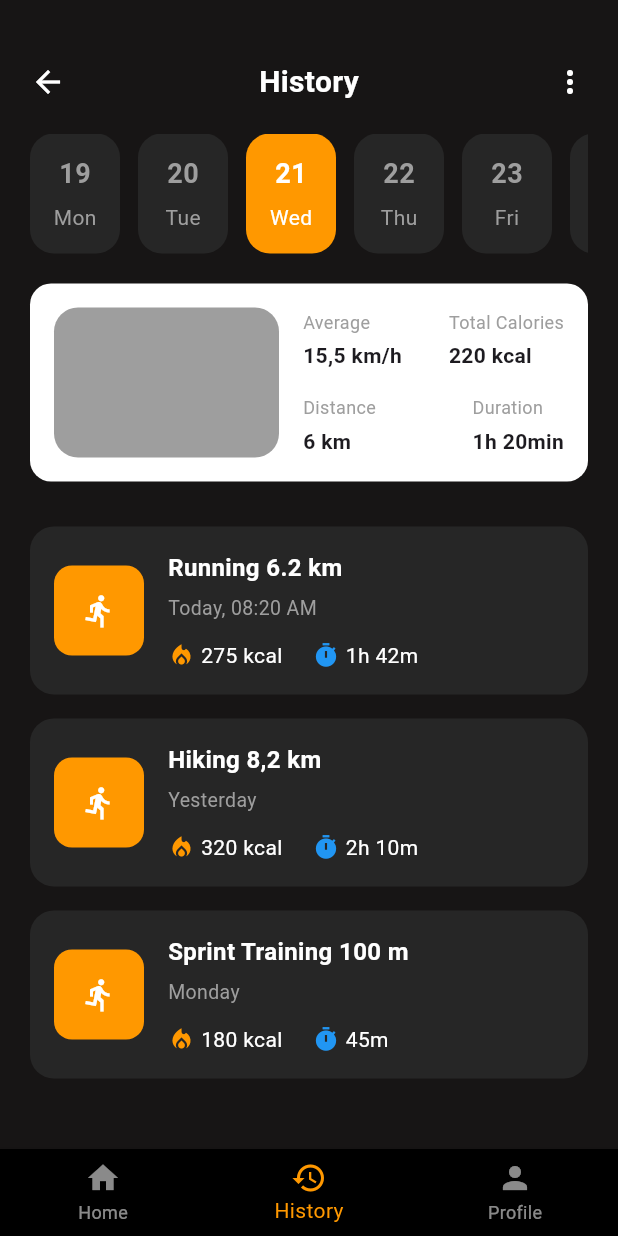
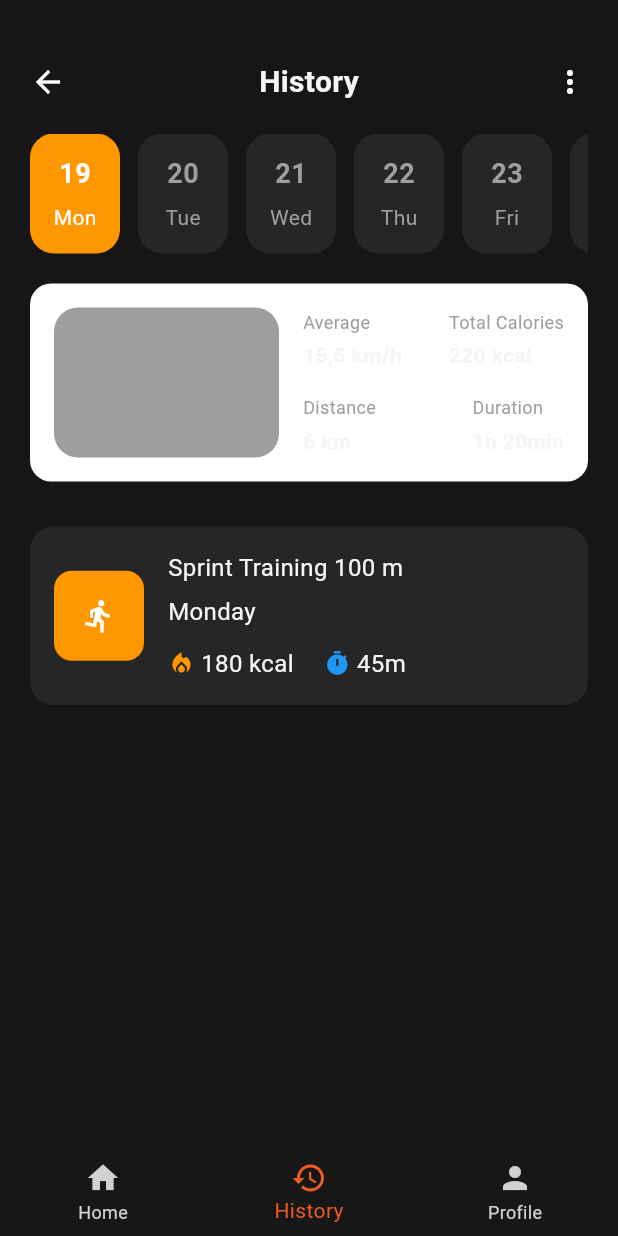
Before and after one commit to dedemit99/Rotutis-App, a Flutter app: the screen it shows after launch, item 2 of the bottom bar chosen, on a phone screen of 412 x 824 dp. Run offline on Flutter 3.47's test engine with Material 3 defaults, Android fonts, the light colour scheme and no system bars.

Commit message:
continue to build the history page and create a theme and style in separate place so that reusable

```diff
--- a/lib/main.dart
+++ b/lib/main.dart
@@ -1,7 +1,9 @@
 import 'package:flutter/material.dart';
+import 'package:rotutis_app/utils/app_colors.dart';
 import 'pages/home/home_page.dart';
 import 'pages/history/history_page.dart';
 import 'pages/profile/profile_page.dart';
+import 'utils/app_theme.dart';
 
 void main() {
   runApp(const RotutisApp());
@@ -27,9 +29,10 @@ class _RotutisAppState extends State<RotutisApp> {
   Widget build(BuildContext context) {
     return MaterialApp(
       debugShowCheckedModeBanner: false,
+      theme: AppTheme.darkTheme,
       title: 'Rotutis App',
       home: Scaffold(
-        backgroundColor: const Color.fromARGB(255, 23, 21, 21),
+        backgroundColor: AppColors.background,
         // appBar: AppBar(title: const Text('Rotutis App')),
         body: pages[selectedIndex],
         // MainNavigationPage()
@@ -41,10 +44,10 @@ class _RotutisAppState extends State<RotutisApp> {
               selectedIndex = index;
             });
           },
-          backgroundColor: Colors.black,
+          backgroundColor: AppColors.background,
 
-          selectedItemColor: Colors.orange,
-          unselectedItemColor: Colors.white54,
+          selectedItemColor: AppColors.orange,
+          unselectedItemColor: AppColors.lightGrey,
 
           items: const [
             BottomNavigationBarItem(icon: Icon(Icons.home), label: 'Home'),
--- /dev/null
+++ b/lib/models/activity_model.dart
@@ -0,0 +1,15 @@
+class ActivityModel {
+  final String title;
+  final String date;
+  final String calories;
+  final String duration;
+  final String day;
+
+  ActivityModel({
+    required this.title,
+    required this.date,
+    required this.calories,
+    required this.duration,
+    required this.day,
+  });
+}
--- a/lib/pages/history/history_page.dart
+++ b/lib/pages/history/history_page.dart
@@ -3,31 +3,32 @@ import '../../widgets/history/history_header.dart';
 import '../../widgets/history/summary_card.dart';
 import '../../widgets/history/activity_history_card.dart';
 import '../../widgets/history/date_selector.dart';
+import '../../models/activity_model.dart';
 
-final List<Map<String, String>> activities = [
-  {
-    'title': 'Running 6.2 km',
-    'date': 'Today, 08:20 AM',
-    'calories': '275 kcal',
-    'duration': '1h 42m',
-    'day': 'wed',
-  },
+final List<ActivityModel> activities = [
+  ActivityModel(
+    title: 'Running 6.2 km',
+    date: 'Today, 08:20 AM',
+    calories: '275 kcal',
+    duration: '1h 42m',
+    day: 'Wed',
+  ),
 
-  {
-    'title': 'Hiking 8,2 km',
-    'date': 'Yesterday',
-    'calories': '320 kcal',
-    'duration': '2h 10m',
-    'day': 'Tue',
-  },
+  ActivityModel(
+    title: 'Hiking 8,2 km',
+    date: 'Yesterday',
+    calories: '320 kcal',
+    duration: '2h 10m',
+    day: 'Tue',
+  ),
 
-  {
-    'title': 'Sprint Training 100 m',
-    'date': 'Monday',
-    'calories': '180 kcal',
-    'duration': '45m',
-    'day': 'Mon',
-  },
+  ActivityModel(
+    title: 'Sprint Training 100 m',
+    date: 'Monday',
+    calories: '180 kcal',
+    duration: '45m',
+    day: 'Mon',
+  ),
 ];
 
 class HistoryPage extends StatefulWidget {
@@ -50,11 +51,12 @@ class _HistoryPageState extends State<HistoryPage> {
     {'day': '25', 'label': 'San'},
   ];
 
-  List<Map<String, dynamic>> get filteredActivities {
+  // Filter activities
+  List<ActivityModel> get filteredActivities {
     final selectedDay = dates[selectedDateIndex]['label'];
 
     return activities.where((activity) {
-      return activity['day'] == selectedDay;
+      return activity.day == selectedDay;
     }).toList();
   }
 
@@ -77,7 +79,17 @@ class _HistoryPageState extends State<HistoryPage> {
 
               // ===== DATE SELECTOR =====
               SizedBox(height: 20),
-              const DateSelector(),
+              DateSelector(
+                dates: dates,
+
+                selectedIndex: selectedDateIndex,
+
+                onTap: (index) {
+                  setState(() {
+                    selectedDateIndex = index;
+                  });
+                },
+              ),
 
               // ===== SUMMARY CARD =====
               SizedBox(height: 20),
@@ -87,12 +99,12 @@ class _HistoryPageState extends State<HistoryPage> {
               const SizedBox(height: 30),
               Expanded(
                 child: ListView(
-                  children: activities.map((activity) {
+                  children: filteredActivities.map((activity) {
                     return ActivityHistoryCard(
-                      title: activity['title']!,
-                      date: activity['date']!,
-                      calories: activity['calories']!,
-                      duration: activity['duration']!,
+                      title: activity.title,
+                      date: activity.date,
+                      calories: activity.calories,
+                      duration: activity.duration,
                     );
                   }).toList(),
                 ),
--- a/lib/pages/home/home_page.dart
+++ b/lib/pages/home/home_page.dart
@@ -1,5 +1,6 @@
 import 'package:flutter/material.dart';
 import '../../widgets/program_card.dart';
+import '../../utils/app_text_style.dart';
 
 class HomePage extends StatelessWidget {
   const HomePage({super.key});
@@ -15,20 +16,13 @@ class HomePage extends StatelessWidget {
           children: [
             // ===== GREETING =====
             const SizedBox(height: 20),
-            const Text(
-              'Hello Rizki',
-              style: TextStyle(
-                fontSize: 20,
-                fontWeight: FontWeight.bold,
-                color: Colors.white,
-              ),
-            ),
+            const Text('Hello Rizki', style: AppTextStyle.heading3),
 
             const SizedBox(height: 10),
 
             const Text(
               'Ready for your run today?',
-              style: TextStyle(fontSize: 20, color: Colors.white70),
+              style: AppTextStyle.heading3,
             ),
             // ===== GREETING =====
 
@@ -49,52 +43,31 @@ class HomePage extends StatelessWidget {
                 children: [
                   Column(
                     children: const [
-                      Text(
-                        '15,5',
-                        style: TextStyle(
-                          color: Colors.white,
-                          fontSize: 24,
-                          fontWeight: FontWeight.bold,
-                        ),
-                      ),
+                      Text('15,5', style: AppTextStyle.heading2),
 
                       const SizedBox(height: 5),
 
-                      Text('KM', style: TextStyle(color: Colors.white70)),
+                      Text('KM', style: AppTextStyle.heading3),
                     ],
                   ),
 
                   Column(
                     children: const [
-                      Text(
-                        '52',
-                        style: TextStyle(
-                          color: Colors.white,
-                          fontSize: 24,
-                          fontWeight: FontWeight.bold,
-                        ),
-                      ),
+                      Text('52', style: AppTextStyle.heading2),
 
                       const SizedBox(height: 5),
 
-                      Text('MIN', style: TextStyle(color: Colors.white70)),
+                      Text('MIN', style: AppTextStyle.heading3),
                     ],
                   ),
 
                   Column(
                     children: const [
-                      Text(
-                        '820',
-                        style: TextStyle(
-                          color: Colors.white,
-                          fontSize: 24,
-                          fontWeight: FontWeight.bold,
-                        ),
-                      ),
+                      Text('820', style: AppTextStyle.heading2),
 
                       const SizedBox(height: 5),
 
-                      Text('CAL', style: TextStyle(color: Colors.white70)),
+                      Text('CAL', style: AppTextStyle.heading3),
                     ],
                   ),
                 ],
@@ -105,14 +78,7 @@ class HomePage extends StatelessWidget {
             // ===== TODAY ACTIVITY =====
             const SizedBox(height: 30),
 
-            const Text(
-              'Today Activity',
-              style: TextStyle(
-                color: Colors.white,
-                fontSize: 22,
-                fontWeight: FontWeight.bold,
-              ),
-            ),
+            const Text('Today Activity', style: AppTextStyle.heading2),
 
             const SizedBox(height: 20),
             Container(
--- /dev/null
+++ b/lib/utils/app_colors.dart
@@ -0,0 +1,20 @@
+import 'package:flutter/material.dart';
+
+class AppColors {
+  // PRIMARY COLORS
+  static const primary = Color(0xFFC5DB6D);
+  static const orange = Color(0xFFF05D23);
+  static const cyan = Color(0xFF6DD8CB);
+
+  // ACCENT COLORS
+  static const softRed = Color(0xFFF98383);
+  static const purpel = Color(0xFF8E3FDC);
+  static const softGreen = Color(0xFFA2E48A);
+
+  // NEUTRAL COLORS
+  static const background = Color(0xFF171717);
+  static const card = Color(0xFF262626);
+  static const darkGrey = Color(0xFF454545);
+  static const lightGrey = Color(0xFFD1D1D1);
+  static const white = Color(0xFFF6F5F6);
+}
--- /dev/null
+++ b/lib/utils/app_text_style.dart
@@ -0,0 +1,45 @@
+import 'package:flutter/material.dart';
+import 'app_colors.dart';
+
+class AppTextStyle {
+  // DISPLAY
+  static const display = TextStyle(
+    fontSize: 48,
+    fontWeight: FontWeight.bold,
+    color: AppColors.white,
+  );
+
+  // HEADINGS
+  static const heading1 = TextStyle(
+    fontSize: 32,
+    fontWeight: FontWeight.bold,
+    color: AppColors.white,
+  );
+  static const heading2 = TextStyle(
+    fontSize: 22,
+    fontWeight: FontWeight.w600,
+    color: AppColors.white,
+  );
+  static const heading3 = TextStyle(
+    fontSize: 20,
+    fontWeight: FontWeight.bold,
+    color: AppColors.white,
+  );
+  static const heading4 = TextStyle(
+    fontSize: 18,
+    fontWeight: FontWeight.w600,
+    color: AppColors.white,
+  );
+
+  // BODY
+  static const bodyLarge = TextStyle(fontSize: 16, color: AppColors.white);
+  static const bodyMedium = TextStyle(fontSize: 14, color: AppColors.white);
+  static const bodySmall = TextStyle(fontSize: 12, color: AppColors.lightGrey);
+
+  // LABELS
+  static const labe = TextStyle(
+    fontSize: 15,
+    fontWeight: FontWeight.w500,
+    color: AppColors.lightGrey,
+  );
+}
--- /dev/null
+++ b/lib/utils/app_theme.dart
@@ -0,0 +1,48 @@
+import 'package:flutter/material.dart';
+import 'app_colors.dart';
+import 'app_text_style.dart';
+
+class AppTheme {
+  static ThemeData darkTheme = ThemeData(
+    // GENERAL
+    brightness: Brightness.dark,
+
+    scaffoldBackgroundColor: AppColors.background,
+    fontFamily: 'Roboto',
+
+    // COLOR SCHEME
+    colorScheme: ColorScheme.dark(
+      primary: AppColors.primary,
+      secondary: AppColors.orange,
+      surface: AppColors.card,
+    ),
+
+    // APP BAR
+    appBarTheme: const AppBarTheme(
+      backgroundColor: AppColors.background,
+      elevation: 0,
+      centerTitle: true,
+    ),
+
+    // TEXT THEME
+    textTheme: const TextTheme(
+      headlineLarge: AppTextStyle.heading1,
+      headlineMedium: AppTextStyle.heading2,
+      headlineSmall: AppTextStyle.heading3,
+      bodyLarge: AppTextStyle.bodyLarge,
+      bodyMedium: AppTextStyle.bodyMedium,
+      bodySmall: AppTextStyle.bodySmall,
+    ),
+
+    // BOTTOM NAVIGATION BAR
+    bottomNavigationBarTheme: const BottomNavigationBarThemeData(
+      backgroundColor: AppColors.card,
+
+      selectedItemColor: AppColors.primary,
+
+      unselectedItemColor: AppColors.lightGrey,
+
+      type: BottomNavigationBarType.fixed,
+    ),
+  );
+}
--- a/lib/widgets/history/activity_history_card.dart
+++ b/lib/widgets/history/activity_history_card.dart
@@ -1,4 +1,5 @@
 import 'package:flutter/material.dart';
+import '../../utils/app_text_style.dart';
 
 class ActivityHistoryCard extends StatelessWidget {
   final String title;
@@ -47,18 +48,11 @@ class ActivityHistoryCard extends StatelessWidget {
               crossAxisAlignment: CrossAxisAlignment.start,
 
               children: [
-                Text(
-                  title,
-                  style: TextStyle(
-                    color: Colors.white,
-                    fontSize: 16,
-                    fontWeight: FontWeight.bold,
-                  ),
-                ),
+                Text(title, style: AppTextStyle.bodyLarge),
 
                 const SizedBox(height: 6),
 
-                Text(date, style: TextStyle(color: Colors.grey, fontSize: 13)),
+                Text(date, style: AppTextStyle.bodyLarge),
 
                 const SizedBox(height: 12),
 
@@ -72,7 +66,7 @@ class ActivityHistoryCard extends StatelessWidget {
 
                     const SizedBox(width: 4),
 
-                    Text(calories, style: TextStyle(color: Colors.white)),
+                    Text(calories, style: AppTextStyle.bodyLarge),
 
                     const SizedBox(width: 20),
 
@@ -80,7 +74,7 @@ class ActivityHistoryCard extends StatelessWidget {
 
                     const SizedBox(width: 4),
 
-                    Text(duration, style: TextStyle(color: Colors.white)),
+                    Text(duration, style: AppTextStyle.bodyLarge),
                   ],
                 ),
               ],
--- a/lib/widgets/history/date_selector.dart
+++ b/lib/widgets/history/date_selector.dart
@@ -1,25 +1,46 @@
 import 'package:flutter/material.dart';
 
 class DateSelector extends StatelessWidget {
-  const DateSelector({super.key});
+  final int selectedIndex;
+  final Function(int) onTap;
+  final List<Map<String, dynamic>> dates;
+
+  const DateSelector({
+    super.key,
+    required this.selectedIndex,
+    required this.onTap,
+    required this.dates,
+  });
 
   @override
   Widget build(BuildContext context) {
     return SizedBox(
       height: 80,
 
-      child: ListView(
+      // Dynamic horizontal lists
+      child: ListView.builder(
         scrollDirection: Axis.horizontal,
+        itemCount: dates.length,
 
-        children: const [
-          DateItem(day: '19', label: 'Mon', isSelected: false),
-          DateItem(day: '20', label: 'Tue', isSelected: false),
-          DateItem(day: '21', label: 'Wed', isSelected: true),
-          DateItem(day: '22', label: 'Thu', isSelected: false),
-          DateItem(day: '23', label: 'Fri', isSelected: false),
-          DateItem(day: '24', label: 'Sat', isSelected: false),
-          DateItem(day: '25', label: 'San', isSelected: false),
-        ],
+        // Create Item
+        itemBuilder: (context, index) {
+          // current date data
+          final date = dates[index];
+
+          // Gesture
+          return GestureDetector(
+            onTap: () {
+              onTap(index);
+            },
+
+            // Date Card
+            child: DateItem(
+              day: date['day']!,
+              label: date['label']!,
+              isSelected: selectedIndex == index,
+            ),
+          );
+        },
       ),
     );
   }
--- a/lib/widgets/history/history_header.dart
+++ b/lib/widgets/history/history_header.dart
@@ -1,4 +1,5 @@
 import 'package:flutter/material.dart';
+import '../../utils/app_text_style.dart';
 
 class HistoryHeader extends StatelessWidget {
   const HistoryHeader({super.key});
@@ -11,14 +12,7 @@ class HistoryHeader extends StatelessWidget {
       children: [
         Icon(Icons.arrow_back, color: Colors.white),
 
-        Text(
-          'History',
-          style: TextStyle(
-            color: Colors.white,
-            fontSize: 20,
-            fontWeight: FontWeight.bold,
-          ),
-        ),
+        Text('History', style: AppTextStyle.heading3),
 
         Icon(Icons.more_vert, color: Colors.white),
       ],
```
